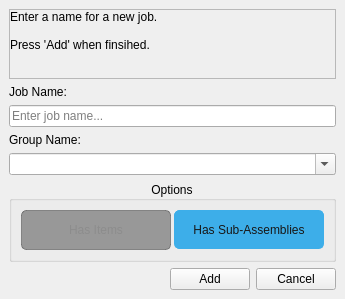
The window that ui/dialogs/add_job_dialog.ui (TheCodingJsoftware/Invigo) describes before a commit, drawn with Qt 5.
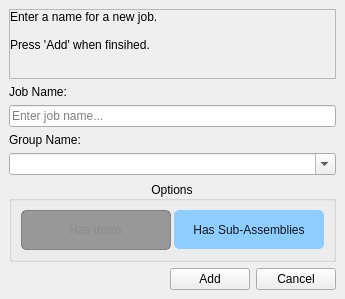
The same window after the commit.

What changed in the file:
```diff
--- a/ui/dialogs/add_job_dialog.ui
+++ b/ui/dialogs/add_job_dialog.ui
@@ -277,12 +277,12 @@
                </property>
                <property name="styleSheet">
                 <string notr="true">QPushButton#pushButton_has_sub_assemblies{
-    background-color: #3daee9;
-    border: 1px solid #3daee9;
+    background-color: #8dcdff;
+    border: 1px solid #8dcdff;
     border-radius: 5px;
 }
 QPushButton#pushButton_has_sub_assemblies:checked{
-    background-color: #3daee9;
+    background-color: #8dcdff;
     color: #171717;
 }
 QPushButton#pushButton_has_sub_assemblies:hover{
```
Left out of the diff: 18 changed lines with no effect on the pictures.
